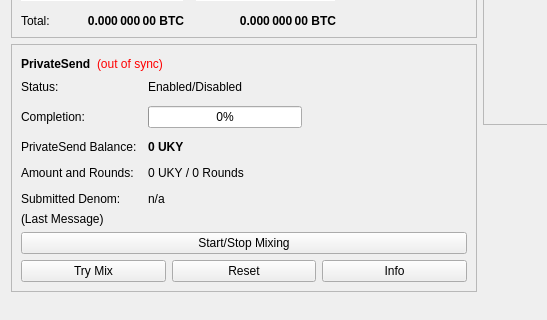
Qt form src/qt/forms/overviewpage.ui (VolkshashDEV/volkshashcore) before a commit; both pictures show x 0 to 547 and y 178 to 498 of the 960 by 585 pixel window.
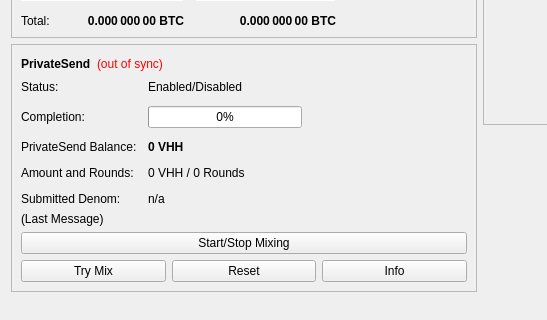
The same form after that commit.

Diff of the .ui file:
```diff
--- a/src/qt/forms/overviewpage.ui
+++ b/src/qt/forms/overviewpage.ui
@@ -514,7 +514,7 @@
                </font>
               </property>
               <property name="text">
-               <string notr="true">0 UKY</string>
+               <string notr="true">0 VHH</string>
               </property>
              </widget>
             </item>
@@ -528,7 +528,7 @@
             <item row="3" column="1">
              <widget class="QLabel" name="labelAmountRounds">
               <property name="text">
-               <string>0 UKY / 0 Rounds</string>
+               <string>0 VHH / 0 Rounds</string>
               </property>
              </widget>
             </item>
```
